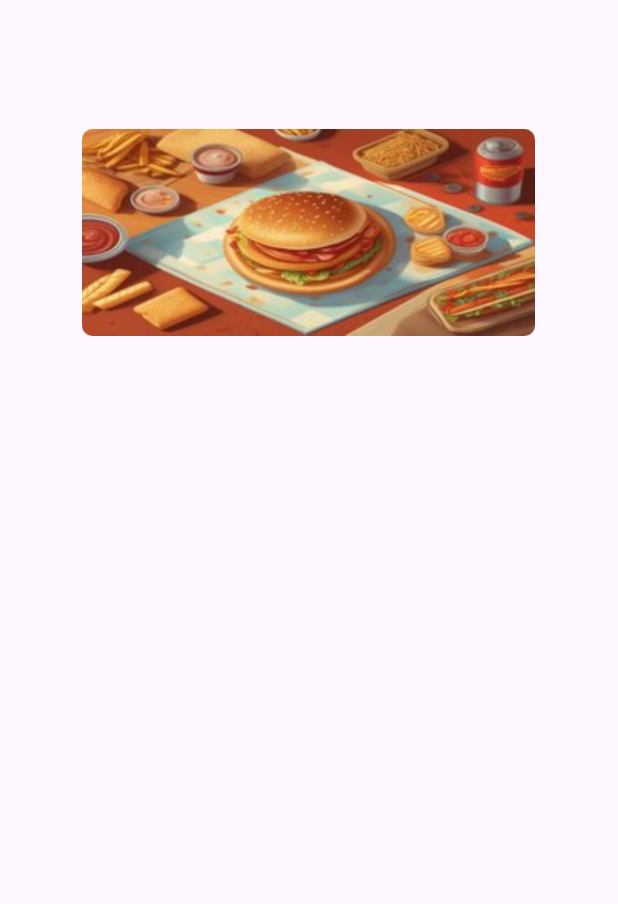
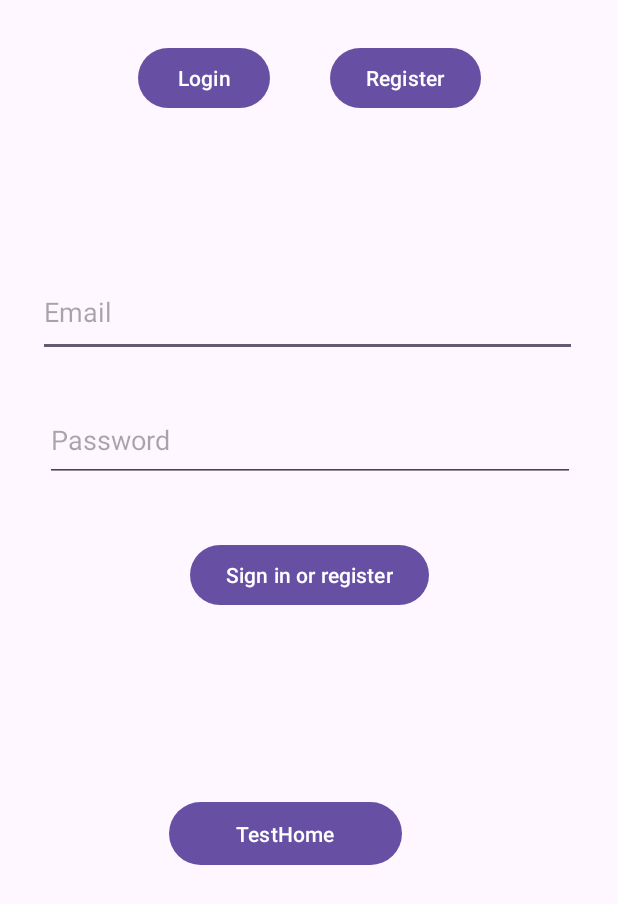
Before and after one commit to ragujan/Food-Me-Mia-Client, an Android app: the screen it shows after launch (ImageTestActivity before the commit, AuthActivity after it), after a tap on "menu avatar pfp", on a phone screen of 412 x 824 dp. Shown: the top 904 px of the screen. Run offline under Robolectric (Android 15) with nearby library versions, the light colour scheme and no system bars; our stand-ins replace Firebase (no records; nobody signed in at launch, a user with empty details on screens opened directly), RxJava; 1 other tap on this screen came first.

Commit message:
add: auth is added to the app

```diff
--- a/app/src/main/AndroidManifest.xml
+++ b/app/src/main/AndroidManifest.xml
@@ -14,10 +14,13 @@
         tools:targetApi="31">
 
         <activity
+            android:name=".activity.UserHomeActivity"
+            android:exported="false" />
+        <activity
             android:name=".activity.ShowDetailActivity"
             android:exported="false" />
         <activity android:name=".activity.ImageTestActivity" />
-
+        <activity android:name=".activity.AuthActivity" />
         <activity
             android:name=".activity.MenuActivity"
             android:exported="true">
--- /dev/null
+++ b/app/src/main/java/com/rag/foodMeMia/activity/AuthActivity.java
@@ -0,0 +1,91 @@
+package com.rag.foodMeMia.activity;
+
+import android.content.Intent;
+import android.os.Bundle;
+import android.view.View;
+
+import androidx.appcompat.app.AppCompatActivity;
+import androidx.fragment.app.Fragment;
+import androidx.fragment.app.FragmentManager;
+import androidx.lifecycle.ViewModelProvider;
+
+import com.google.firebase.auth.FirebaseAuth;
+import com.google.firebase.auth.FirebaseUser;
+import com.rag.foodMeMia.R;
+import com.rag.foodMeMia.databinding.ActivityAuthBinding;
+import com.rag.foodMeMia.fragment.LoginFragment;
+import com.rag.foodMeMia.fragment.RegisterFragment;
+import com.rag.foodMeMia.helper.ItemViewModel;
+
+public class AuthActivity extends AppCompatActivity {
+
+    ActivityAuthBinding binding;
+    private FirebaseAuth mAuth;
+
+    private ItemViewModel viewModel;
+
+    //    @SuppressLint("MissingInflatedId")
+    @Override
+    public void onStart() {
+        super.onStart();
+        System.out.println("on start");
+        // Check if user is signed in (non-null) and update UI accordingly.
+        FirebaseUser currentUser = mAuth.getCurrentUser();
+        if (currentUser != null) {
+            startActivity(new Intent(AuthActivity.this, UserHomeActivity.class));
+        }
+    }
+
+    @Override
+    protected void onCreate(Bundle savedInstanceState) {
+        super.onCreate(savedInstanceState);
+        System.out.println("on create ");
+        binding = ActivityAuthBinding.inflate(getLayoutInflater());
+        setContentView(binding.getRoot());
+
+
+        mAuth = FirebaseAuth.getInstance();
+
+        FirebaseUser currentUser = mAuth.getCurrentUser();
+        if (currentUser != null) {
+            Intent intent = new Intent(AuthActivity.this, UserHomeActivity.class);
+            startActivity(intent);
+        } else {
+            loadFragment(new LoginFragment());
+        }
+//        setContentView(R.layout.activity_main);
+
+
+        binding.showLoginBtn.setOnClickListener(new View.OnClickListener() {
+            @Override
+            public void onClick(View view) {
+                loadFragment(new LoginFragment());
+            }
+        });
+        binding.showRegisterBtn.setOnClickListener(new View.OnClickListener() {
+            @Override
+            public void onClick(View view) {
+                loadFragment(new RegisterFragment());
+            }
+        });
+
+
+        viewModel = new ViewModelProvider(this).get(ItemViewModel.class);
+        viewModel.getUserRegisterSuccessful().observe(this, item->{
+            if(item.booleanValue()){
+                loadFragment(new LoginFragment());
+            }
+        } );
+    }
+
+    private void checkUserAuth() {
+
+    }
+
+    private void loadFragment(Fragment fragment) {
+        FragmentManager manager = getSupportFragmentManager();
+        manager.beginTransaction().replace(R.id.frameLayoutContainer, fragment.getClass(), null)
+                .setReorderingAllowed(true)
+                .commit();
+    }
+}
--- a/app/src/main/java/com/rag/foodMeMia/activity/MenuActivity.java
+++ b/app/src/main/java/com/rag/foodMeMia/activity/MenuActivity.java
@@ -149,7 +149,7 @@ public class MenuActivity extends AppCompatActivity {
         binding.userIcon.setOnClickListener(new View.OnClickListener() {
             @Override
             public void onClick(View view) {
-                startActivity(new Intent(MenuActivity.this, ImageTestActivity.class));
+                startActivity(new Intent(MenuActivity.this, AuthActivity.class));
             }
         });
 
--- /dev/null
+++ b/app/src/main/java/com/rag/foodMeMia/fragment/LoginFragment.java
@@ -0,0 +1,92 @@
+package com.rag.foodMeMia.fragment;
+
+import static android.content.ContentValues.TAG;
+
+import android.content.Intent;
+import android.os.Bundle;
+import android.util.Log;
+import android.view.LayoutInflater;
+import android.view.View;
+import android.view.ViewGroup;
+import android.widget.Toast;
+
+import androidx.annotation.NonNull;
+import androidx.fragment.app.Fragment;
+
+import com.google.android.gms.tasks.OnCompleteListener;
+import com.google.android.gms.tasks.Task;
+import com.google.firebase.auth.AuthResult;
+import com.google.firebase.auth.FirebaseAuth;
+import com.google.firebase.auth.FirebaseUser;
+import com.rag.foodMeMia.activity.MenuActivity;
+import com.rag.foodMeMia.activity.UserHomeActivity;
+import com.rag.foodMeMia.databinding.FragmentLoginBinding;
+
+public class LoginFragment extends Fragment {
+    FragmentLoginBinding binding;
+    private FirebaseAuth mAuth;
+    @Override
+    public View onCreateView(
+            LayoutInflater inflater,
+            ViewGroup container,
+            Bundle savedInstanceState
+
+    ) {
+
+        binding = FragmentLoginBinding.inflate(getLayoutInflater());
+        mAuth = FirebaseAuth.getInstance();
+        return binding.getRoot();
+
+    }
+    @Override
+    public void onStart() {
+        super.onStart();
+        // Check if user is signed in (non-null) and update UI accordingly.
+        FirebaseUser currentUser = mAuth.getCurrentUser();
+        if(currentUser != null){
+            Intent intent = new Intent(getActivity(), UserHomeActivity.class);
+            startActivity(intent);
+        }
+    }
+    @Override
+    public void onViewCreated(View view, Bundle savedInstanceState) {
+
+        binding.loginBtn.setOnClickListener(new View.OnClickListener() {
+            @Override
+            public void onClick(View view) {
+                String email = String.valueOf(binding.loginEmail.getText());
+                String password = String.valueOf(binding.loginPw.getText());
+                System.out.println("email is " + email);
+                mAuth.signInWithEmailAndPassword(email, password)
+                        .addOnCompleteListener(getActivity(), new OnCompleteListener<AuthResult>() {
+                            @Override
+                            public void onComplete(@NonNull Task<AuthResult> task) {
+                                if (task.isSuccessful()) {
+                                    // Sign in success, update UI with the signed-in user's information
+                                    Log.d(TAG, "signInWithEmail:success");
+                                    Intent intent = new Intent(getActivity(), UserHomeActivity.class);
+                                    startActivity(intent);
+
+                                } else {
+                                    // If sign in fails, display a message to the user.
+                                    Log.w(TAG, "signInWithEmail:failure", task.getException());
+                                    Toast.makeText(getActivity(), "Authentication failed.",
+                                            Toast.LENGTH_SHORT).show();
+                                }
+                            }
+                        });
+            }
+        });
+
+        binding.testHome.setOnClickListener(new View.OnClickListener() {
+            @Override
+            public void onClick(View view) {
+                Intent intent = new Intent(getActivity(), MenuActivity.class);
+                startActivity(intent);
+            }
+        });
+
+    }
+
+
+}
--- /dev/null
+++ b/app/src/main/res/drawable/yellow_button.xml
@@ -0,0 +1,4 @@
+<?xml version="1.0" encoding="utf-8"?>
+<selector xmlns:android="http://schemas.android.com/apk/res/android">
+
+</selector>
--- /dev/null
+++ b/app/src/main/res/layout/fragment_login.xml
@@ -0,0 +1,79 @@
+<?xml version="1.0" encoding="utf-8"?>
+<FrameLayout xmlns:android="http://schemas.android.com/apk/res/android"
+    xmlns:app="http://schemas.android.com/apk/res-auto"
+    xmlns:tools="http://schemas.android.com/tools"
+    android:layout_width="match_parent"
+    android:layout_height="match_parent"
+    tools:context=".fragment.LoginFragment">
+
+    <androidx.constraintlayout.widget.ConstraintLayout
+        android:id="@+id/container"
+        android:layout_width="match_parent"
+        android:layout_height="match_parent"
+        android:paddingLeft="16dp"
+        android:paddingTop="16dp"
+        android:paddingRight="16dp"
+        android:paddingBottom="16dp"
+        tools:context=".ui.login.TestFragment">
+
+        <EditText
+            android:id="@+id/loginEmail"
+            android:layout_width="359dp"
+            android:layout_height="59dp"
+            android:layout_marginTop="76dp"
+            android:autofillHints="@string/prompt_email"
+            android:hint="@string/prompt_email"
+            android:inputType="textEmailAddress"
+            android:selectAllOnFocus="true"
+            app:layout_constraintEnd_toEndOf="parent"
+            app:layout_constraintHorizontal_bias="0.442"
+            app:layout_constraintStart_toStartOf="parent"
+            app:layout_constraintTop_toTopOf="parent" />
+
+        <EditText
+            android:id="@+id/loginPw"
+            android:layout_width="353dp"
+            android:layout_height="55dp"
+            android:layout_marginStart="24dp"
+            android:layout_marginTop="28dp"
+            android:layout_marginEnd="24dp"
+            android:autofillHints="@string/prompt_password"
+            android:hint="@string/prompt_password"
+            android:imeActionLabel="@string/action_sign_in_short"
+            android:imeOptions="actionDone"
+            android:inputType="textPassword"
+            android:selectAllOnFocus="true"
+            app:layout_constraintEnd_toEndOf="parent"
+            app:layout_constraintStart_toStartOf="parent"
+            app:layout_constraintTop_toBottomOf="@+id/loginEmail" />
+
+        <Button
+            android:id="@+id/loginBtn"
+            android:layout_width="wrap_content"
+            android:layout_height="wrap_content"
+            android:layout_gravity="start"
+            android:layout_marginStart="48dp"
+            android:layout_marginTop="16dp"
+            android:layout_marginEnd="48dp"
+            android:layout_marginBottom="64dp"
+            android:enabled="true"
+            android:text="@string/action_sign_in"
+            app:layout_constraintBottom_toBottomOf="parent"
+            app:layout_constraintEnd_toEndOf="parent"
+            app:layout_constraintStart_toStartOf="parent"
+            app:layout_constraintTop_toBottomOf="@+id/loginPw"
+            app:layout_constraintVertical_bias="0.086" />
+
+        <Button
+            android:id="@+id/testHome"
+            android:layout_width="155dp"
+            android:layout_height="50dp"
+            android:layout_marginStart="96dp"
+            android:layout_marginTop="428dp"
+            android:text="TestHome"
+            app:layout_constraintStart_toStartOf="parent"
+            app:layout_constraintTop_toTopOf="parent" />
+
+    </androidx.constraintlayout.widget.ConstraintLayout>
+
+</FrameLayout>
--- a/app/src/main/res/values/strings.xml
+++ b/app/src/main/res/values/strings.xml
@@ -17,4 +17,14 @@
     <string name="detailTotalPriceHeader">Price</string>
     <string name="addToCartBtnText">Add To Cart</string>
 
+    <string name="prompt_email">Email</string>
+    <string name="prompt_password">Password</string>
+    <string name="action_sign_in">Sign in or register</string>
+    <string name="action_sign_in_short">Sign in</string>
+    <string name="welcome">"Welcome!"</string>
+    <string name="invalid_username">Not a valid username</string>
+    <string name="invalid_password">Password must be >5 characters</string>
+    <string name="login_failed">"Login failed"</string>
+    <string name="foodItemDescriptionContentDescription">food description</string>
+
 </resources>
```
Also changed, not shown: app/src/main/java/com/rag/foodMeMia/activity/UserHomeActivity.java (added, +61 -0 lines), app/src/main/java/com/rag/foodMeMia/fragment/RegisterFragment.java (added, +91 -0 lines), app/src/main/res/layout/activity_login.xml (deleted, +0 -128 lines), app/src/main/res/layout/activity_user_home.xml (added, +28 -0 lines), app/src/main/res/layout/fragment_register.xml (added, +58 -0 lines), app/src/main/res/layout/activity_auth.xml (renamed from app/src/main/res/layout/activity_main.xml).
